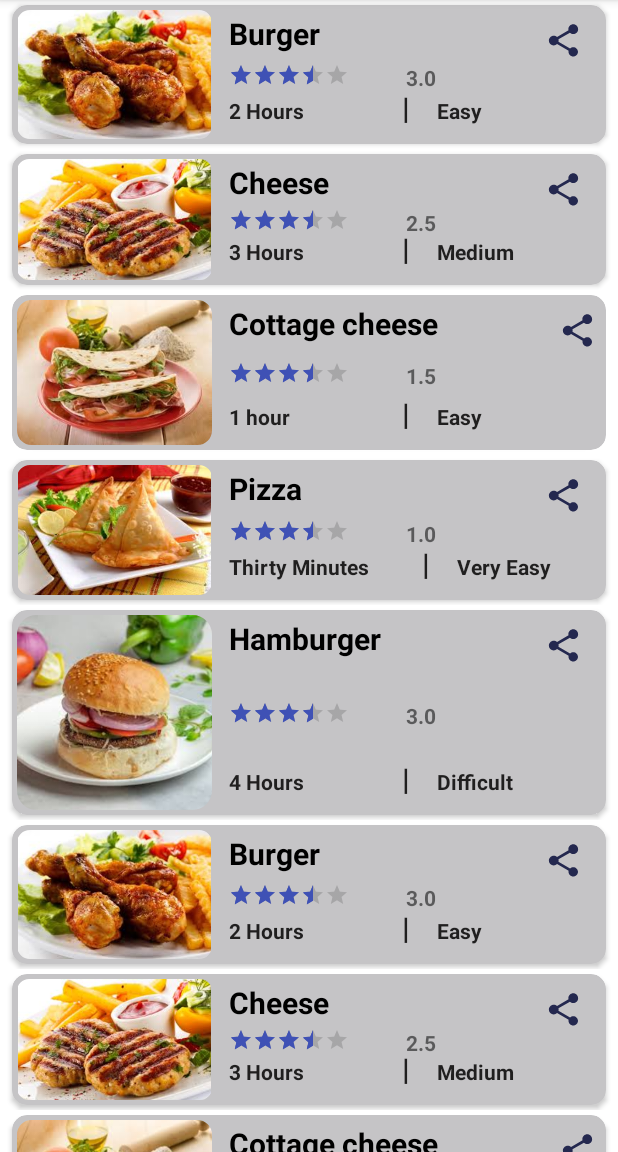
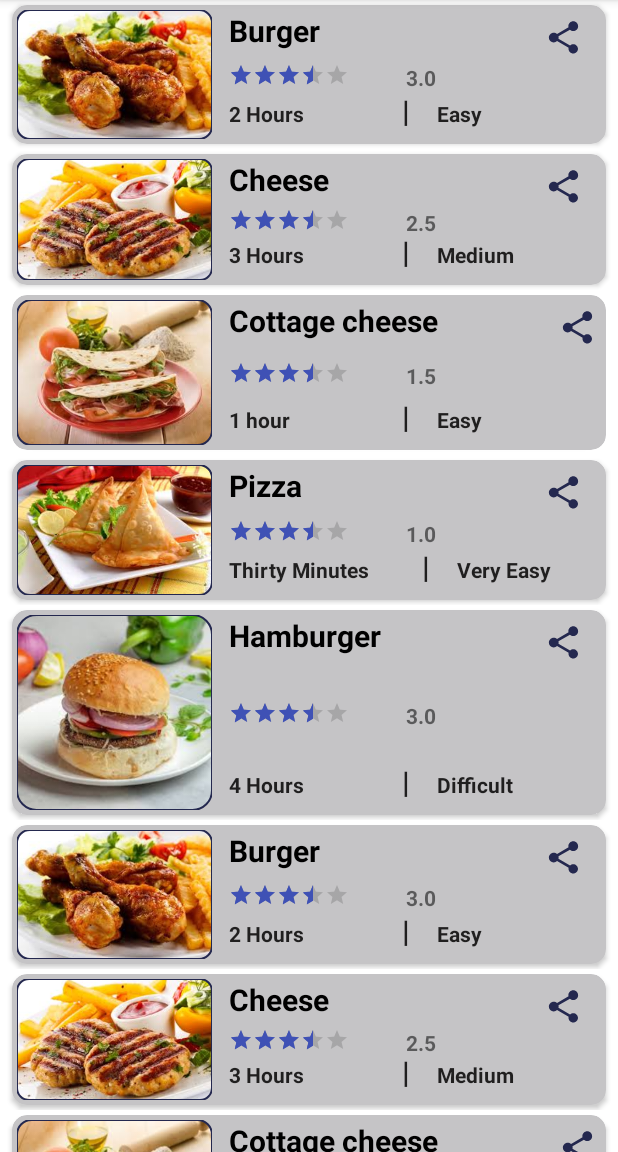
Before and after one commit to Mohameddekow/RecyclerView, an Android app: the screen it shows after launch (MainActivity), on a phone screen of 412 x 824 dp, the part 84-1236 px from its top. Run offline under Robolectric (Android 15) with nearby library versions, the phone set to English and light mode, and no system bars.

Commit message:
added an image frame

```diff
--- a/app/src/main/res/layout/person_layout.xml
+++ b/app/src/main/res/layout/person_layout.xml
@@ -47,6 +47,8 @@
                        android:layout_height="wrap_content"
                        android:adjustViewBounds="true"
                        android:scaleType="fitCenter"
+                       app:strokeWidth="1dp"
+                       app:strokeColor="@color/purple_700"
                        android:contentDescription="@string/foodImage"
                        android:src="@drawable/download5"
                        app:shapeAppearanceOverlay="@style/rectangular"
@@ -57,8 +59,8 @@
               <androidx.constraintlayout.widget.ConstraintLayout
                     android:layout_width="match_parent"
                     android:layout_height="match_parent"
-                    android:layout_marginTop="07dp"
-                    android:layout_marginBottom="07dp"
+                    android:layout_marginTop="05dp"
+                    android:layout_marginBottom="05dp"
                     android:orientation="vertical">
 
 
@@ -173,11 +175,6 @@
 
             </androidx.constraintlayout.widget.ConstraintLayout>
 
-<!--                android:maxWidth="110dp"
-                       android:minWidth="130dp"
-                       android:minHeight="100dp"
-                       android:maxHeight="130dp"-->
-
             </LinearLayout>
 
         </androidx.constraintlayout.widget.ConstraintLayout>
```
